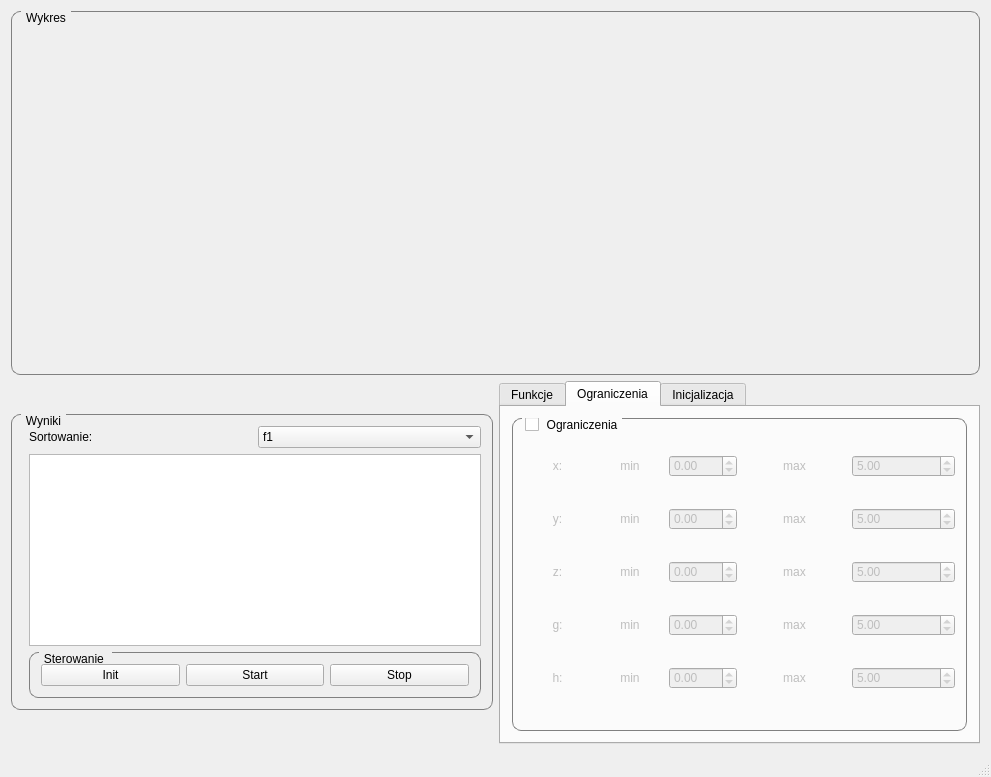
whhxp/nsga2-1, file mainwindow.ui: the form before one commit.
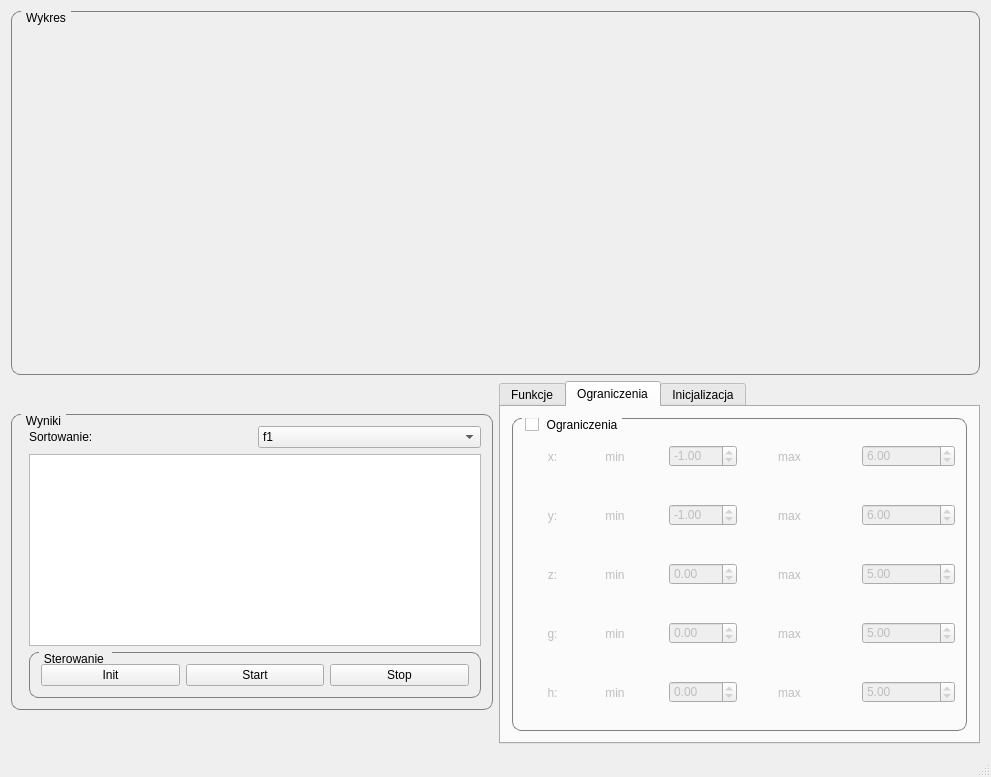
The form after the commit. The open tabs and pages were chosen to show the change. Custom widgets are drawn as their Qt base class.

```diff
--- a/mainwindow.ui
+++ b/mainwindow.ui
@@ -456,6 +456,19 @@
                    </property>
                   </widget>
                  </item>
+                 <item>
+                  <spacer name="verticalSpacer_9">
+                   <property name="orientation">
+                    <enum>Qt::Vertical</enum>
+                   </property>
+                   <property name="sizeHint" stdset="0">
+                    <size>
+                     <width>20</width>
+                     <height>40</height>
+                    </size>
+                   </property>
+                  </spacer>
+                 </item>
                  <item>
                   <widget class="QDoubleSpinBox" name="min_x">
                    <property name="minimum">
@@ -465,7 +478,7 @@
                     <double>100.000000000000000</double>
                    </property>
                    <property name="value">
-                    <double>0.000000000000000</double>
+                    <double>-1.000000000000000</double>
                    </property>
                   </widget>
                  </item>
@@ -486,6 +499,19 @@
                    </property>
                   </widget>
                  </item>
+                 <item>
+                  <spacer name="verticalSpacer_10">
+                   <property name="orientation">
+                    <enum>Qt::Vertical</enum>
+                   </property>
+                   <property name="sizeHint" stdset="0">
+                    <size>
+                     <width>20</width>
+                     <height>40</height>
+                    </size>
+                   </property>
+                  </spacer>
+                 </item>
                  <item>
                   <widget class="QDoubleSpinBox" name="max_x">
                    <property name="minimum">
@@ -495,7 +521,7 @@
                     <double>100.000000000000000</double>
                    </property>
                    <property name="value">
-                    <double>5.000000000000000</double>
+                    <double>6.000000000000000</double>
                    </property>
                   </widget>
                  </item>
@@ -530,6 +556,19 @@
                    </property>
                   </widget>
                  </item>
+                 <item>
+                  <spacer name="verticalSpacer_2">
+                   <property name="orientation">
+                    <enum>Qt::Vertical</enum>
+                   </property>
+                   <property name="sizeHint" stdset="0">
+                    <size>
+                     <width>20</width>
+                     <height>40</height>
+                    </size>
+                   </property>
+                  </spacer>
+                 </item>
                  <item>
                   <widget class="QDoubleSpinBox" name="min_y">
                    <property name="minimum">
@@ -539,7 +578,7 @@
                     <double>100.000000000000000</double>
                    </property>
                    <property name="value">
-                    <double>0.000000000000000</double>
+                    <double>-1.000000000000000</double>
                    </property>
                   </widget>
                  </item>
@@ -560,6 +599,22 @@
                    </property>
                   </widget>
                  </item>
+                 <item>
+                  <spacer name="verticalSpacer">
+                   <property name="orientation">
+                    <enum>Qt::Vertical</enum>
+                   </property>
+                   <property name="sizeType">
+                    <enum>QSizePolicy::Minimum</enum>
+                   </property>
+                   <property name="sizeHint" stdset="0">
+                    <size>
+                     <width>20</width>
+                     <height>20</height>
+                    </size>
+                   </property>
+                  </spacer>
+                 </item>
                  <item>
                   <widget class="QDoubleSpinBox" name="max_y">
                    <property name="minimum">
@@ -569,7 +624,7 @@
                     <double>100.000000000000000</double>
                    </property>
                    <property name="value">
-                    <double>5.000000000000000</double>
+                    <double>6.000000000000000</double>
                    </property>
                   </widget>
                  </item>
@@ -604,6 +659,19 @@
                    </property>
                   </widget>
                  </item>
+                 <item>
+                  <spacer name="verticalSpacer_3">
+                   <property name="orientation">
+                    <enum>Qt::Vertical</enum>
+                   </property>
+                   <property name="sizeHint" stdset="0">
+                    <size>
+                     <width>20</width>
+                     <height>40</height>
+                    </size>
+                   </property>
+                  </spacer>
+                 </item>
                  <item>
                   <widget class="QDoubleSpinBox" name="min_z">
                    <property name="minimum">
@@ -634,6 +702,19 @@
                    </property>
                   </widget>
                  </item>
+                 <item>
+                  <spacer name="verticalSpacer_4">
+                   <property name="orientation">
+                    <enum>Qt::Vertical</enum>
+                   </property>
+                   <property name="sizeHint" stdset="0">
+                    <size>
+                     <width>20</width>
+                     <height>40</height>
+                    </size>
+                   </property>
+                  </spacer>
+                 </item>
                  <item>
                   <widget class="QDoubleSpinBox" name="max_z">
                    <property name="minimum">
@@ -678,6 +759,19 @@
                    </property>
                   </widget>
                  </item>
+                 <item>
+                  <spacer name="verticalSpacer_5">
+                   <property name="orientation">
+                    <enum>Qt::Vertical</enum>
+                   </property>
+                   <property name="sizeHint" stdset="0">
+                    <size>
+                     <width>20</width>
+                     <height>40</height>
+                    </size>
+                   </property>
+                  </spacer>
+                 </item>
                  <item>
                   <widget class="QDoubleSpinBox" name="min_g">
                    <property name="minimum">
@@ -708,6 +802,19 @@
                    </property>
                   </widget>
                  </item>
+                 <item>
+                  <spacer name="verticalSpacer_6">
+                   <property name="orientation">
+                    <enum>Qt::Vertical</enum>
+                   </property>
+                   <property name="sizeHint" stdset="0">
+                    <size>
+                     <width>20</width>
+                     <height>40</height>
+                    </size>
+                   </property>
+                  </spacer>
+                 </item>
                  <item>
                   <widget class="QDoubleSpinBox" name="max_g">
                    <property name="minimum">
@@ -752,6 +859,19 @@
                    </property>
                   </widget>
                  </item>
+                 <item>
+                  <spacer name="verticalSpacer_7">
+                   <property name="orientation">
+                    <enum>Qt::Vertical</enum>
+                   </property>
+                   <property name="sizeHint" stdset="0">
+                    <size>
+                     <width>20</width>
+                     <height>40</height>
+                    </size>
+                   </property>
+                  </spacer>
+                 </item>
                  <item>
                   <widget class="QDoubleSpinBox" name="min_h">
                    <property name="minimum">
@@ -782,6 +902,19 @@
                    </property>
                   </widget>
                  </item>
+                 <item>
+                  <spacer name="verticalSpacer_8">
+                   <property name="orientation">
+                    <enum>Qt::Vertical</enum>
+                   </property>
+                   <property name="sizeHint" stdset="0">
+                    <size>
+                     <width>20</width>
+                     <height>40</height>
+                    </size>
+                   </property>
+                  </spacer>
+                 </item>
                  <item>
                   <widget class="QDoubleSpinBox" name="max_h">
                    <property name="minimum">
```
Left out of the diff: 140 changed lines with no effect on the pictures.
